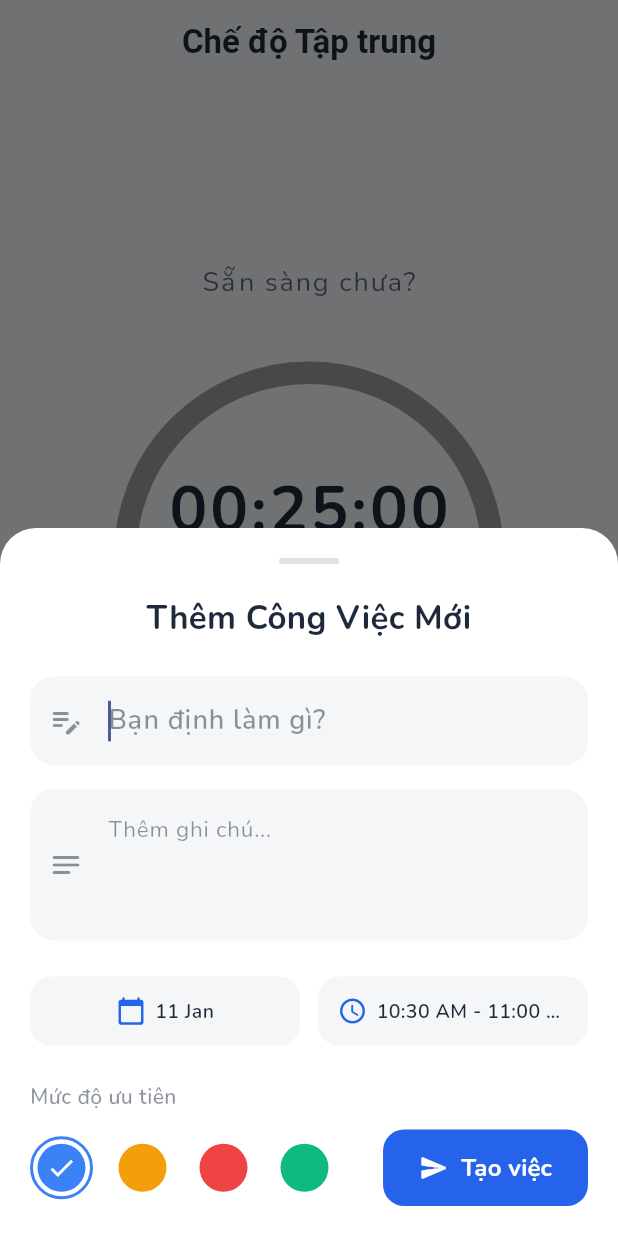
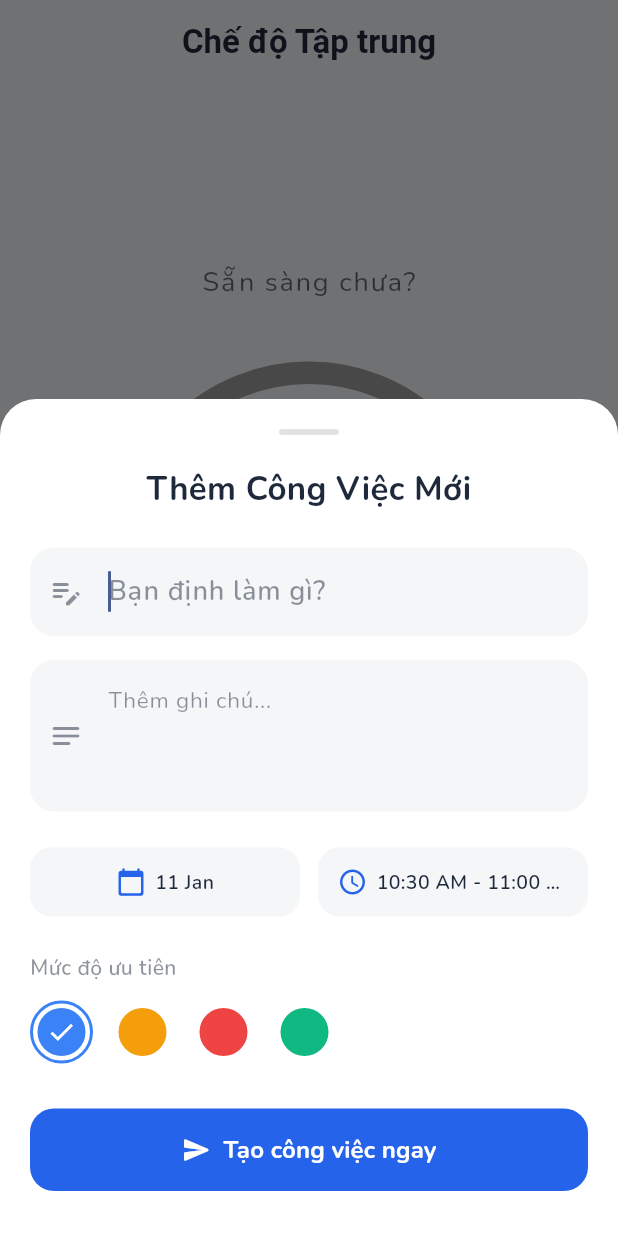
Before and after one commit to nvthih24/offline-task-planner, a Flutter app: the screen it shows after launch, item 2 of the bottom bar chosen, after a tap on the "add" icon, on a phone screen of 412 x 824 dp. Run offline on Flutter 3.47's test engine with Material 3 defaults, Android fonts, the phone set to English and light mode, and no system bars; drawn by our look-alikes of google_nav_bar, percent_indicator; our stand-ins replace audioplayers, fl_chart, flutter_local_notifications, flutter_slidable, google_fonts, hive and 2 more; accounts and stored records are empty.

Commit message:
Sua loi tran vien

```diff
--- a/lib/features/task_manager/widgets/add_task_sheet.dart
+++ b/lib/features/task_manager/widgets/add_task_sheet.dart
@@ -61,8 +61,6 @@ class _AddTaskSheetState extends State<AddTaskSheet> {
         theme.scaffoldBackgroundColor; // Nền của ô input (Tương phản)
     final textColor = theme.textTheme.bodyLarge?.color ?? Colors.black;
     final hintColor = theme.textTheme.bodyMedium?.color?.withOpacity(0.5);
-
-    final keyboardHeight = MediaQuery.of(context).viewInsets.bottom;
 
     return Container(
       padding: EdgeInsets.only(
@@ -164,9 +162,7 @@ class _AddTaskSheetState extends State<AddTaskSheet> {
                   fontWeight: FontWeight.w600, color: hintColor, fontSize: 14),
             ),
             const SizedBox(height: 12),
-            Row(
-              mainAxisAlignment: MainAxisAlignment.spaceBetween,
-              children: [
+
             Wrap(
               spacing: 12,
               children: List.generate(4, (index) {
@@ -199,29 +195,31 @@ class _AddTaskSheetState extends State<AddTaskSheet> {
                 );
               }),
             ),
+            const SizedBox(height: 30),
 
-                // 7. Nút Lưu
-                ElevatedButton.icon(
+            SizedBox(
+              width: double.infinity, // Chiếm hết chiều ngang
+              child: ElevatedButton.icon(
                 onPressed: _saveTask,
                 style: ElevatedButton.styleFrom(
                   backgroundColor: AppColors.primary,
                   foregroundColor: Colors.white,
-                    padding: const EdgeInsets.symmetric(
-                        horizontal: 24, vertical: 14),
+                  padding:
+                      const EdgeInsets.symmetric(vertical: 16), // Cao hơn xíu
                   shape: RoundedRectangleBorder(
-                      borderRadius: BorderRadius.circular(14),
+                    borderRadius: BorderRadius.circular(16),
                   ),
                   elevation: 0,
                 ),
                 icon: const Icon(Icons.send_rounded, size: 20),
                 label: Text(
-                    isEdit ? "Lưu lại" : "Tạo việc",
+                  isEdit ? "Lưu thay đổi" : "Tạo công việc ngay",
                   style: const TextStyle(
                       fontWeight: FontWeight.bold, fontSize: 16),
                 ),
               ),
-              ],
             ),
+            const SizedBox(height: 10),
           ],
         ),
       ),
```
Lines whose indentation alone changed are shown as unchanged.
